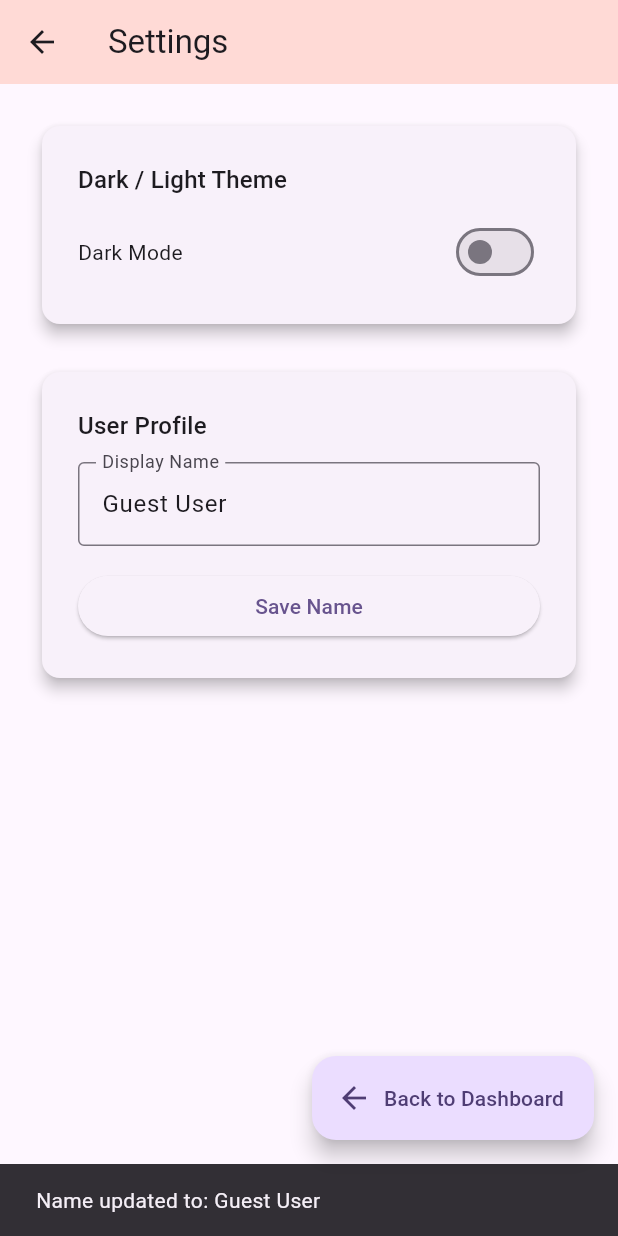
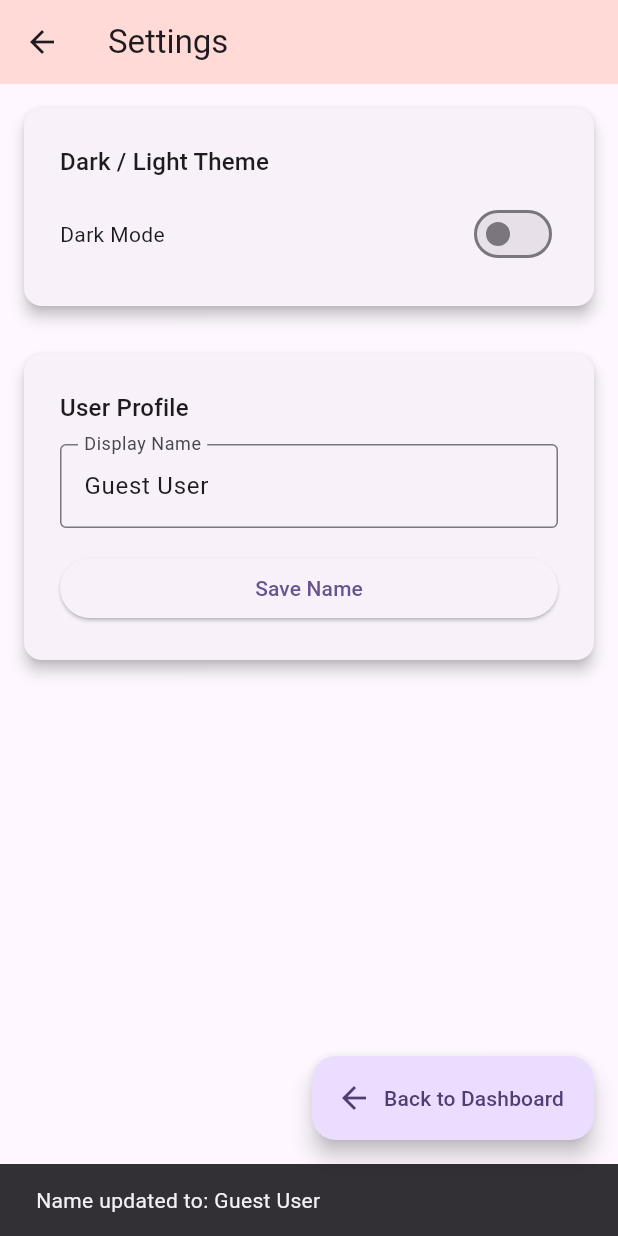
Before and after one commit to jyanmae-2005/flutter_portfolio, a Flutter app: the SettingsScreen screen opened by its route, after a tap on "Save Name", on a phone screen of 412 x 824 dp. Run offline on Flutter 3.47's test engine with Material 3 defaults, Android fonts, the phone set to English and light mode, and no system bars; our stand-ins replace connectivity_plus.

Commit message:
Make UI responsive across all screen sizes
- Add Responsive utility class (lib/utils/responsive.dart) with breakpoints, adaptive padding, grid columns, and aspect ratios
- Update Dashboard to use responsive breakpoints and adaptive grid (1-4 columns)
- Update MenuCard with responsive padding, smaller avatars, and maxLines for text
- Update Network Monitor, Settings, and Activity screens with responsive padding
- Convert MyApp to StatefulWidget for app-startup NetworkProvider init
- Fix MenuCard AppBar titles (Activity One/Two)
- Update tests with 1080x1920 screen size for responsive layout testing
- All 8 tests pass, flutter analyze clean

```diff
--- a/lib/screens/activity_screen1.dart
+++ b/lib/screens/activity_screen1.dart
@@ -1,6 +1,7 @@
 import 'package:flutter/material.dart';
 import 'package:provider/provider.dart';
 import '../providers/app_provider.dart';
+import '../utils/responsive.dart';
 import '../widgets/custom_button.dart';
 
 class ActivityScreen1 extends StatefulWidget {
@@ -34,7 +35,10 @@ class _ActivityScreen1State extends State<ActivityScreen1> {
       ),
       body: SafeArea(
         child: Padding(
-          padding: const EdgeInsets.all(24),
+          padding: EdgeInsets.symmetric(
+            horizontal: Responsive.horizontalPadding(context),
+            vertical: Responsive.padding(context),
+          ),
           child: Column(
             crossAxisAlignment: CrossAxisAlignment.stretch,
             children: [
--- a/lib/screens/activity_screen2.dart
+++ b/lib/screens/activity_screen2.dart
@@ -1,6 +1,7 @@
 import 'package:flutter/material.dart';
 import 'package:provider/provider.dart';
 import '../providers/app_provider.dart';
+import '../utils/responsive.dart';
 import '../widgets/custom_button.dart';
 
 class ActivityScreen2 extends StatefulWidget {
@@ -35,13 +36,13 @@ class _ActivityScreen2State extends State<ActivityScreen2> {
       body: SafeArea(
         child: LayoutBuilder(
           builder: (context, constraints) {
-            final isWide = constraints.maxWidth > 600;
+            final isWide = constraints.maxWidth > Breakpoints.compact;
 
             return Column(
               crossAxisAlignment: CrossAxisAlignment.stretch,
               children: [
                 Padding(
-                  padding: const EdgeInsets.all(24),
+                  padding: EdgeInsets.all(Responsive.padding(context)),
                   child: Text(
                     'User: ${appProvider.userName}',
                     style: Theme.of(context).textTheme.titleMedium,
@@ -49,11 +50,13 @@ class _ActivityScreen2State extends State<ActivityScreen2> {
                 ),
                 Expanded(
                   child: SingleChildScrollView(
-                    padding: const EdgeInsets.symmetric(horizontal: 24),
+                    padding: EdgeInsets.symmetric(
+                      horizontal: Responsive.horizontalPadding(context),
+                    ),
                     child: Card(
                       elevation: 4,
                       child: Padding(
-                        padding: const EdgeInsets.all(24),
+                        padding: EdgeInsets.all(Responsive.padding(context)),
                         child: Column(
                           crossAxisAlignment: CrossAxisAlignment.stretch,
                           children: [
--- a/lib/screens/home_dashboard.dart
+++ b/lib/screens/home_dashboard.dart
@@ -1,6 +1,7 @@
 import 'package:flutter/material.dart';
 import 'package:provider/provider.dart';
 import '../providers/app_provider.dart';
+import '../utils/responsive.dart';
 import '../widgets/custom_button.dart';
 import '../widgets/menu_card.dart';
 import 'activity_screen1.dart';
@@ -25,12 +26,26 @@ class HomeDashboard extends StatelessWidget {
       body: SafeArea(
         child: SingleChildScrollView(
           child: Padding(
-            padding: const EdgeInsets.all(24),
+            padding: EdgeInsets.symmetric(
+              horizontal: Responsive.horizontalPadding(context),
+              vertical: Responsive.padding(context),
+            ),
             child: Column(
               crossAxisAlignment: CrossAxisAlignment.stretch,
               children: [
                 _buildHeader(context, appProvider),
                 const SizedBox(height: 32),
+                if (!Responsive.isCompact(context))
+                  Align(
+                    alignment: Responsive.isExpanded(context)
+                        ? Alignment.centerLeft
+                        : Alignment.center,
+                    child: Text(
+                      'Activities',
+                      style: Theme.of(context).textTheme.headlineSmall,
+                    ),
+                  )
+                else
                   Text(
                     'Activities',
                     style: Theme.of(context).textTheme.headlineSmall,
@@ -38,7 +53,7 @@ class HomeDashboard extends StatelessWidget {
                   ),
                 const SizedBox(height: 16),
                 _buildMenuGrid(context),
-                const SizedBox(height: 24),
+                SizedBox(height: Responsive.padding(context)),
                 CustomButton(
                   label: 'Open Settings',
                   icon: Icons.settings,
@@ -46,6 +61,7 @@ class HomeDashboard extends StatelessWidget {
                     Navigator.of(context).pushNamed(SettingsScreen.routeName);
                   },
                 ),
+                SizedBox(height: Responsive.padding(context) * 2),
               ],
             ),
           ),
@@ -55,7 +71,8 @@ class HomeDashboard extends StatelessWidget {
   }
 
   Widget _buildHeader(BuildContext context, AppProvider appProvider) {
-    final isWide = MediaQuery.of(context).size.width > 600;
+    final isCompact = Responsive.isCompact(context);
+    final isWide = !isCompact;
 
     return Row(
       mainAxisAlignment:
@@ -66,12 +83,18 @@ class HomeDashboard extends StatelessWidget {
             'Welcome, ${appProvider.userName}!',
             style: Theme.of(context).textTheme.headlineMedium?.copyWith(
                   fontWeight: FontWeight.bold,
+                  fontSize: (Theme.of(context)
+                          .textTheme
+                          .headlineMedium
+                          ?.fontSize ??
+                      24) *
+                    Responsive.fontSizeMultiplier(context),
                 ),
             textAlign: isWide ? TextAlign.left : TextAlign.center,
           ),
         ),
-        const SizedBox(height: 16),
-        if (isWide) const SizedBox(width: 16),
+        if (isWide) SizedBox(height: Responsive.padding(context) * 1.5),
+        if (isWide) SizedBox(width: Responsive.padding(context)),
         Chip(
           avatar: CircleAvatar(
             backgroundColor: Theme.of(context).colorScheme.primary,
@@ -108,8 +131,8 @@ class HomeDashboard extends StatelessWidget {
       ),
     ];
 
-    final isWide = MediaQuery.of(context).size.width > 800;
-    final crossAxisCount = isWide ? 3 : 2;
+    final crossAxisCount = Responsive.gridCrossAxisCount(context).toInt();
+    final aspectRatio = Responsive.cardAspectRatio(context);
 
     return LayoutBuilder(
       builder: (context, constraints) {
@@ -118,9 +141,9 @@ class HomeDashboard extends StatelessWidget {
           physics: const NeverScrollableScrollPhysics(),
            gridDelegate: SliverGridDelegateWithFixedCrossAxisCount(
                 crossAxisCount: crossAxisCount,
-            crossAxisSpacing: 16,
-            mainAxisSpacing: 16,
-            childAspectRatio: constraints.maxWidth < 600 ? 1.0 : 1.2,
+                crossAxisSpacing: Responsive.padding(context),
+                mainAxisSpacing: Responsive.padding(context),
+                childAspectRatio: aspectRatio,
               ),
           itemCount: items.length,
           itemBuilder: (context, index) {
--- a/lib/screens/network_monitor.dart
+++ b/lib/screens/network_monitor.dart
@@ -1,6 +1,7 @@
 import 'package:flutter/material.dart';
 import 'package:provider/provider.dart';
 import '../providers/network_provider.dart';
+import '../utils/responsive.dart';
 
 class NetworkMonitor extends StatefulWidget {
   const NetworkMonitor({super.key});
@@ -30,15 +31,19 @@ class _NetworkMonitorState extends State<NetworkMonitor> {
       body: SafeArea(
         child: SingleChildScrollView(
           child: Padding(
-            padding: const EdgeInsets.all(24),
+            padding: EdgeInsets.symmetric(
+              horizontal: Responsive.horizontalPadding(context),
+              vertical: Responsive.padding(context),
+            ),
             child: Column(
               crossAxisAlignment: CrossAxisAlignment.stretch,
               children: [
                 _buildStatusCard(context),
-                const SizedBox(height: 24),
+                SizedBox(height: Responsive.padding(context)),
                 _buildQueueCard(context),
-                const SizedBox(height: 24),
+                SizedBox(height: Responsive.padding(context)),
                 _buildStatsCard(context),
+                SizedBox(height: Responsive.padding(context) * 2),
               ],
             ),
           ),
@@ -186,8 +191,8 @@ class _NetworkMonitorState extends State<NetworkMonitor> {
             ),
             const SizedBox(height: 16),
             Wrap(
-              spacing: 24,
-              runSpacing: 12,
+              spacing: Responsive.padding(context),
+              runSpacing: Responsive.padding(context) / 2,
               children: [
                 _buildStatItem(
                   context,
--- a/lib/screens/settings_screen.dart
+++ b/lib/screens/settings_screen.dart
@@ -1,6 +1,7 @@
 import 'package:flutter/material.dart';
 import 'package:provider/provider.dart';
 import '../providers/app_provider.dart';
+import '../utils/responsive.dart';
 
 class SettingsScreen extends StatefulWidget {
   const SettingsScreen({super.key});
@@ -40,10 +41,13 @@ class _SettingsScreenState extends State<SettingsScreen> {
         title: const Text('Settings'),
         backgroundColor: Theme.of(context).colorScheme.errorContainer,
       ),
-      body: SafeArea(
+       body: SafeArea(
         child: SingleChildScrollView(
           child: Padding(
-            padding: const EdgeInsets.all(24),
+            padding: EdgeInsets.symmetric(
+              horizontal: Responsive.horizontalPadding(context),
+              vertical: Responsive.padding(context),
+            ),
             child: Column(
               crossAxisAlignment: CrossAxisAlignment.stretch,
               children: [
--- /dev/null
+++ b/lib/utils/responsive.dart
@@ -0,0 +1,69 @@
+import 'package:flutter/material.dart';
+
+class Breakpoints {
+  static const double compact = 600;
+  static const double medium = 800;
+  static const double expanded = 1200;
+}
+
+enum ScreenSize { compact, medium, expanded }
+
+class Responsive {
+  static ScreenSize getScreenSize(BuildContext context) {
+    final width = MediaQuery.of(context).size.width;
+    if (width < Breakpoints.compact) return ScreenSize.compact;
+    if (width < Breakpoints.medium) return ScreenSize.medium;
+    return ScreenSize.expanded;
+  }
+
+  static bool isCompact(BuildContext context) =>
+      getScreenSize(context) == ScreenSize.compact;
+
+  static bool isMedium(BuildContext context) =>
+      getScreenSize(context) == ScreenSize.medium;
+
+  static bool isExpanded(BuildContext context) =>
+      getScreenSize(context) == ScreenSize.expanded;
+
+  static bool isPortrait(BuildContext context) =>
+      MediaQuery.of(context).orientation == Orientation.portrait;
+
+  static double padding(BuildContext context) {
+    final width = MediaQuery.of(context).size.width;
+    if (width < Breakpoints.compact) return 12;
+    if (width < Breakpoints.medium) return 24;
+    if (width < Breakpoints.expanded) return 32;
+    return 48;
+  }
+
+  static double horizontalPadding(BuildContext context) {
+    final width = MediaQuery.of(context).size.width;
+    if (width < Breakpoints.compact) return 12;
+    if (width < Breakpoints.medium) return 24;
+    if (width < Breakpoints.expanded) return 48;
+    return 80;
+  }
+
+  static double gridCrossAxisCount(BuildContext context) {
+    final width = MediaQuery.of(context).size.width;
+    if (width < Breakpoints.compact) return 1;
+    if (width <= Breakpoints.medium) return 2;
+    if (width <= Breakpoints.expanded) return 3;
+    return 4;
+  }
+
+  static double cardAspectRatio(BuildContext context) {
+    final size = getScreenSize(context);
+    if (size == ScreenSize.compact) return 1.0;
+    if (size == ScreenSize.medium) return 1.2;
+    return 1.3;
+  }
+
+  static double fontSizeMultiplier(BuildContext context) {
+    final width = MediaQuery.of(context).size.width;
+    if (width < Breakpoints.compact) return 1.0;
+    if (width < Breakpoints.medium) return 1.0;
+    if (width < Breakpoints.expanded) return 1.1;
+    return 1.2;
+  }
+}
--- a/lib/widgets/menu_card.dart
+++ b/lib/widgets/menu_card.dart
@@ -1,4 +1,5 @@
 import 'package:flutter/material.dart';
+import '../utils/responsive.dart';
 
 class MenuCard extends StatelessWidget {
   final String title;
@@ -17,6 +18,9 @@ class MenuCard extends StatelessWidget {
   @override
   Widget build(BuildContext context) {
     final colorScheme = Theme.of(context).colorScheme;
+    final isCompact = Responsive.isCompact(context);
+    final avatarRadius = isCompact ? 18.0 : 24.0;
+    final iconSize = isCompact ? 20.0 : 28.0;
 
     return Card(
       elevation: 4,
@@ -27,32 +31,37 @@ class MenuCard extends StatelessWidget {
         onTap: onTap,
         borderRadius: BorderRadius.circular(16),
         child: Padding(
-          padding: const EdgeInsets.all(24),
+          padding: EdgeInsets.all(isCompact ? 12.0 : 16.0),
           child: Column(
             mainAxisAlignment: MainAxisAlignment.center,
             crossAxisAlignment: CrossAxisAlignment.center,
+            mainAxisSize: MainAxisSize.min,
             children: [
               CircleAvatar(
-                radius: 32,
+                radius: avatarRadius,
                 backgroundColor: colorScheme.primary.withValues(alpha: 0.15),
                 foregroundColor: colorScheme.primary,
-                child: Icon(icon, size: 32),
+                child: Icon(icon, size: iconSize),
               ),
-              const SizedBox(height: 16),
+              const SizedBox(height: 12),
               Text(
                 title,
-                style: Theme.of(context).textTheme.titleLarge?.copyWith(
+                style: Theme.of(context).textTheme.titleMedium?.copyWith(
                       fontWeight: FontWeight.bold,
                     ),
                 textAlign: TextAlign.center,
+                maxLines: 1,
+                overflow: TextOverflow.ellipsis,
               ),
-              const SizedBox(height: 8),
+              const SizedBox(height: 6),
               Text(
                 subtitle,
-                style: Theme.of(context).textTheme.bodyMedium?.copyWith(
+                style: Theme.of(context).textTheme.bodySmall?.copyWith(
                       color: colorScheme.onSurfaceVariant,
                     ),
                 textAlign: TextAlign.center,
+                maxLines: 2,
+                overflow: TextOverflow.ellipsis,
               ),
             ],
           ),
```
Also changed, not shown: 1 other file. Lines whose indentation alone changed are shown as unchanged.
